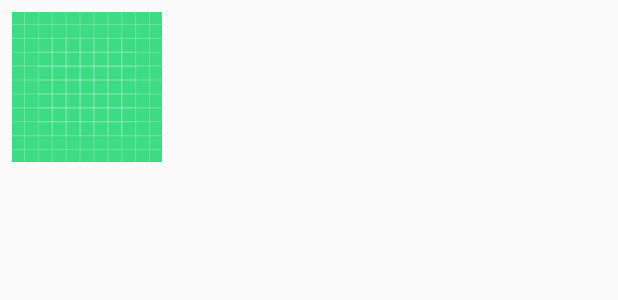
After one commit to NovemArdan/Jelajah-Tourism-Navigation-App, an Android app built with Jetpack Compose: the layout item_place.xml on its own in the app's theme, with its tools: preview values and no code run, on a phone screen of 412 x 824 dp. The commit adds this screen. Shown: the top 300 px of the screen. Run offline under Robolectric (Android 15) with nearby library versions, the phone set to English and light mode, and no system bars.

Commit message:
add rec view

```diff
--- /dev/null
+++ b/app/src/main/res/layout/item_place.xml
@@ -0,0 +1,41 @@
+<?xml version="1.0" encoding="utf-8"?>
+<LinearLayout xmlns:android="http://schemas.android.com/apk/res/android"
+    xmlns:app="http://schemas.android.com/apk/res-auto"
+    android:layout_width="match_parent"
+    android:layout_height="wrap_content"
+    android:orientation="horizontal"
+    android:padding="8dp">
+
+    <ImageView
+        android:id="@+id/image_place"
+        android:layout_width="100dp"
+        android:layout_height="100dp"
+        app:srcCompat="@drawable/ic_launcher_background"
+        android:contentDescription="@string/place_image" />
+
+    <LinearLayout
+        android:layout_width="0dp"
+        android:layout_height="match_parent"
+        android:layout_weight="1"
+        android:orientation="vertical"
+        android:paddingStart="8dp">
+
+        <TextView
+            android:id="@+id/textViewName"
+            android:layout_width="match_parent"
+            android:layout_height="wrap_content"
+            android:textAppearance="@style/TextAppearance.AppCompat.Large" />
+
+        <TextView
+            android:id="@+id/textViewRating"
+            android:layout_width="match_parent"
+            android:layout_height="wrap_content"
+            android:textAppearance="@style/TextAppearance.AppCompat.Medium" />
+
+        <TextView
+            android:id="@+id/textViewLocation"
+            android:layout_width="match_parent"
+            android:layout_height="wrap_content"
+            android:textAppearance="@style/TextAppearance.AppCompat.Small" />
+    </LinearLayout>
+</LinearLayout>
--- a/app/src/main/res/values/strings.xml
+++ b/app/src/main/res/values/strings.xml
@@ -9,5 +9,6 @@
     <string name="logout">Logout</string>
     <string name="search_hint">Cari</string>
     <string name="search">Cari</string>
+    <string name="place_image">place_image</string>
 
 </resources>
```
Also changed, not shown: app/build.gradle.kts (+10 -0 lines), app/src/main/java/com/example/jelajah3/model/Place.kt (added, +17 -0 lines), app/src/main/java/com/example/jelajah3/network/JelajahApiService.kt (added, +10 -0 lines), app/src/main/java/com/example/jelajah3/network/RetrofitClient.kt (added, +17 -0 lines), app/src/main/java/com/example/jelajah3/ui/theme/adapter/PlacesAdapter.kt (added, +38 -0 lines), app/src/main/java/com/example/jelajah3/ui/theme/home/HomeFragment.kt (+14 -16 lines), app/src/main/java/com/example/jelajah3/ui/theme/home/HomeViewModel.kt (+21 -8 lines), app/src/main/res/layout/fragment_home.xml (+5 -48 lines), gradle/libs.versions.toml (+12 -0 lines).
